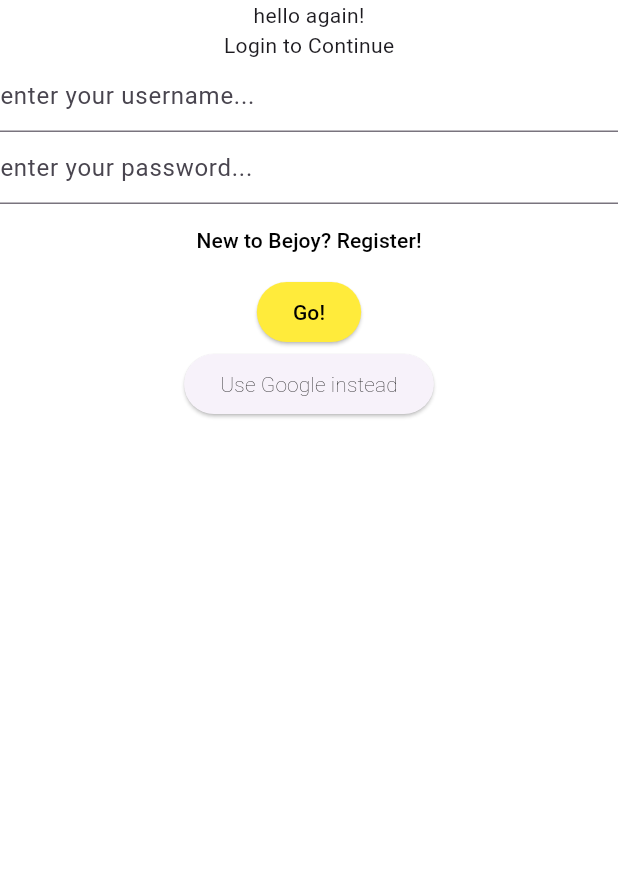
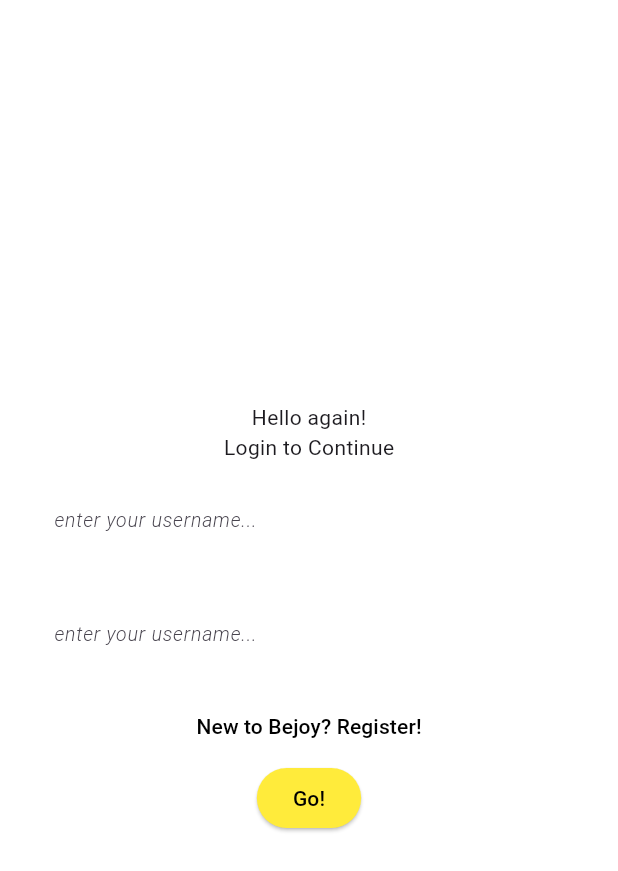
Before and after one commit to binivazqua/bejoy-, a Flutter app: the screen it shows after launch, on a phone screen of 412 x 824 dp. Shown: the top 871 px of the screen. Run offline on Flutter 3.47's test engine with Material 3 defaults, Android fonts, the phone set to English and light mode, and no system bars.

Commit message:
Bejoy takes shape

```diff
--- /dev/null
+++ b/lib/components/textField.dart
@@ -0,0 +1,33 @@
+import 'package:flutter/material.dart';
+
+class textField extends StatelessWidget{
+  @override
+  Widget build(BuildContext context) {
+    // TODO: implement build
+    return Padding(
+            padding: const EdgeInsets.symmetric(horizontal:20.0, vertical: 10.0),
+            child: TextField(
+              decoration: InputDecoration(
+                enabledBorder: OutlineInputBorder(
+                  borderSide: BorderSide(color: Colors.white),
+                  borderRadius: BorderRadius.circular(10),
+                ),
+                focusedBorder: OutlineInputBorder(
+                  borderSide: BorderSide(color: Colors.grey),
+                  borderRadius: BorderRadius.circular(10),
+                ),
+                hintText: 'enter your username...',
+                hintStyle: TextStyle(
+                  fontStyle: FontStyle.italic,
+                  fontWeight: FontWeight.w300,
+                  fontSize: 13
+                ),
+                ),
+
+            ),
+          );
+  }
+
+
+
+}
--- a/lib/main.dart
+++ b/lib/main.dart
@@ -1,4 +1,5 @@
 import 'package:flutter/material.dart';
+import 'package:flutterin/components/textField.dart';
 
 void main() {
   // Change the background color:
@@ -57,22 +58,21 @@
       // Use Scaffold Widget instead of Material:
       home: Scaffold(
         backgroundColor: Colors.white,
-        body: Column( // in Scaffold 'child' changes to 'body'.
+        body: loginBlock(),
+      ),
+    );
+  }
+
+  Center loginBlock() {
+    return Center(
+      child: Column( // in Scaffold 'child' changes to 'body'.
           // ALIGN ITEMS -> CSS
-          //mainAxisAlignment: MainAxisAlignment.center,
+          mainAxisAlignment: MainAxisAlignment.center,
           children: [
-          Text('hello again!'),
+          Text('Hello again!'),
           Text('Login to Continue'),
-          TextField(
-            decoration: InputDecoration(
-              hintText: 'enter your username...'
-              ),
-          ),
-          TextField(
-            decoration: InputDecoration(
-              hintText: "enter your password..."
-            ),
-          ),
+          textField(),
+          textField(),
           TextButton(
             onPressed: () {
               print('Button clicked.');
@@ -93,28 +93,12 @@
               color: Colors.black,
            ),
            ),
-
            style: ButtonStyle(
-
             backgroundColor: MaterialStateProperty.resolveWith((states) => Colors.yellow[500])
            ),
-
            ),
-           ElevatedButton(onPressed: () {
-            print('Logged with Google');
-           },
-           child: Text('Use Google instead',
-            style: TextStyle(
-              color: Colors.black,
-              fontWeight: FontWeight.w200
-            )
-           ),
-
-           ),
-
         ],
         ),
-      ),
     );
   }
 
```
